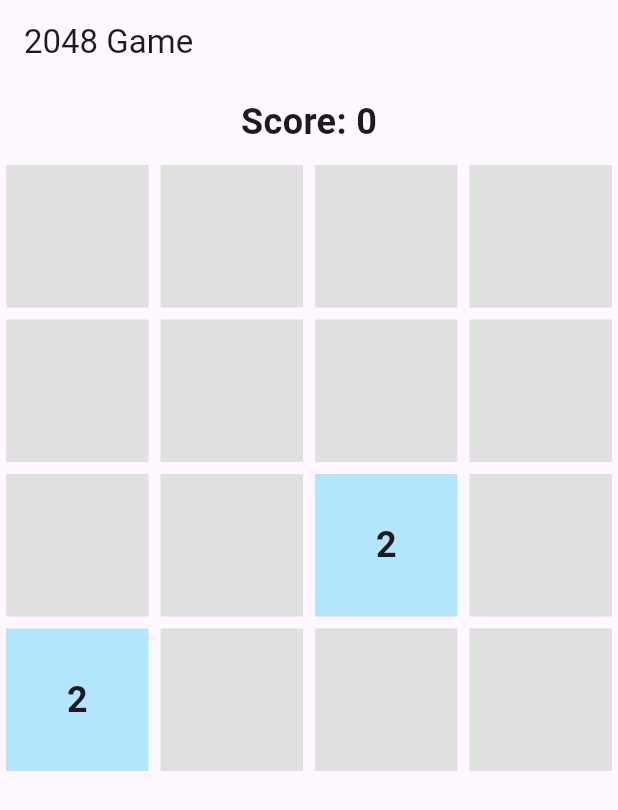
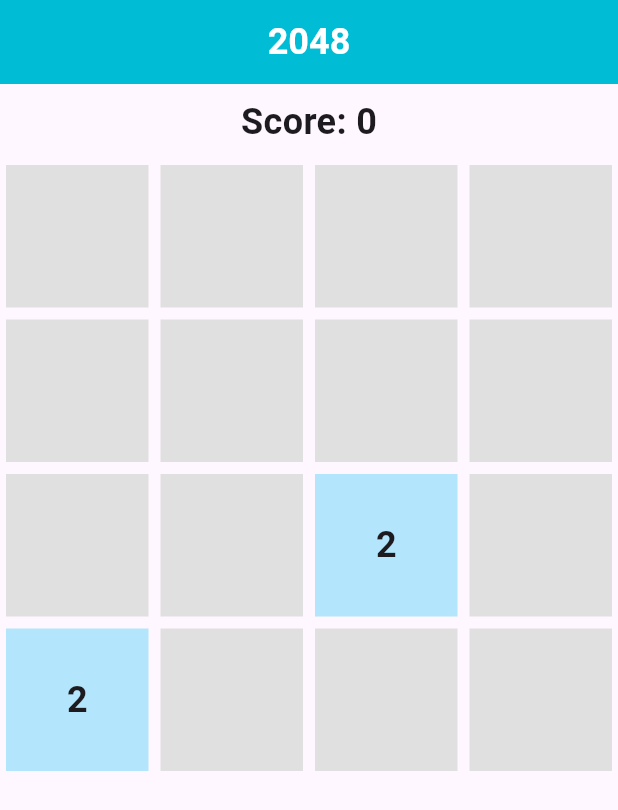
Before and after one commit to UnboringCompany/2048_project, a Flutter app: the screen it shows after launch, on a phone screen of 412 x 824 dp. Shown: the top 810 px of the screen. Run offline on Flutter 3.47's test engine with Material 3 defaults, Android fonts, the phone set to English and light mode, and no system bars.

Commit message:
Fix : title

```diff
--- a/projet_cours/lib/main.dart
+++ b/projet_cours/lib/main.dart
@@ -13,10 +13,19 @@ class MyApp extends StatelessWidget {
       theme: ThemeData(
         primarySwatch: Colors.blue,
       ),
-      debugShowCheckedModeBanner: false, // Désactive la bannière de débogage
+      debugShowCheckedModeBanner: false,
       home: Scaffold(
         appBar: AppBar(
-          title: Text('2048 Game'),
+          title: const Text(
+            '2048',
+            style: TextStyle(
+              fontSize: 24,
+              fontWeight: FontWeight.bold,
+              color: Colors.white,
+            ),
+          ),
+          centerTitle: true,
+          backgroundColor: Colors.cyan, // Couleur de l'AppBar
         ),
         body: Center(
           child: GameGrid(),
```
Also changed, not shown: 1 other file.
